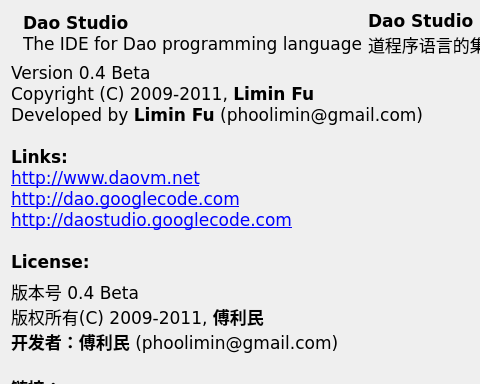
First picture: the form in src/daoAbout.ui, repository daokoder/daostudio, before the edit; both pictures show x 0 to 480 and y 0 to 384 of the 633 by 625 pixel window.
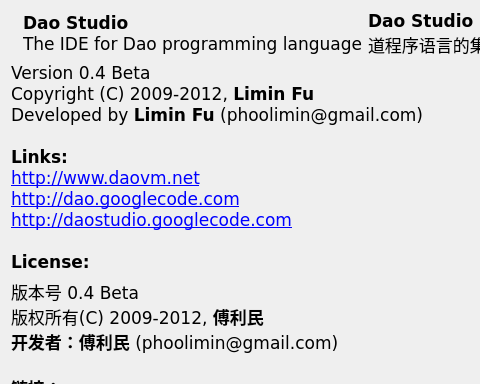
Second picture: the form after the edit. Icons and pictures are not drawn.

Patch:
```diff
--- a/src/daoAbout.ui
+++ b/src/daoAbout.ui
@@ -91,7 +91,7 @@
 p, li { white-space: pre-wrap; }
 &lt;/style&gt;&lt;/head&gt;&lt;body style=&quot; font-family:'Bitstream Vera Sans'; font-size:13pt; font-weight:400; font-style:normal;&quot;&gt;
 &lt;p style=&quot; margin-top:0px; margin-bottom:0px; margin-left:0px; margin-right:0px; -qt-block-indent:0; text-indent:0px;&quot;&gt;Version 0.4 Beta&lt;/p&gt;
-&lt;p style=&quot; margin-top:0px; margin-bottom:0px; margin-left:0px; margin-right:0px; -qt-block-indent:0; text-indent:0px;&quot;&gt;Copyright (C) 2009-2011, &lt;span style=&quot; font-weight:600;&quot;&gt;Limin Fu&lt;/span&gt;&lt;/p&gt;
+&lt;p style=&quot; margin-top:0px; margin-bottom:0px; margin-left:0px; margin-right:0px; -qt-block-indent:0; text-indent:0px;&quot;&gt;Copyright (C) 2009-2012, &lt;span style=&quot; font-weight:600;&quot;&gt;Limin Fu&lt;/span&gt;&lt;/p&gt;
 &lt;p style=&quot; margin-top:0px; margin-bottom:0px; margin-left:0px; margin-right:0px; -qt-block-indent:0; text-indent:0px;&quot;&gt;Developed by &lt;span style=&quot; font-weight:600;&quot;&gt;Limin Fu&lt;/span&gt; (phoolimin@gmail.com)&lt;/p&gt;
 &lt;p style=&quot;-qt-paragraph-type:empty; margin-top:0px; margin-bottom:0px; margin-left:0px; margin-right:0px; -qt-block-indent:0; text-indent:0px; font-weight:600;&quot;&gt;&lt;/p&gt;
 &lt;p style=&quot; margin-top:0px; margin-bottom:0px; margin-left:0px; margin-right:0px; -qt-block-indent:0; text-indent:0px;&quot;&gt;&lt;span style=&quot; font-weight:600;&quot;&gt;Links:&lt;/span&gt;&lt;/p&gt;
@@ -111,7 +111,7 @@
 p, li { white-space: pre-wrap; }
 &lt;/style&gt;&lt;/head&gt;&lt;body style=&quot; font-family:'Lucida Grande'; font-size:13pt; font-weight:400; font-style:normal;&quot;&gt;
 &lt;p style=&quot; margin-top:0px; margin-bottom:0px; margin-left:0px; margin-right:0px; -qt-block-indent:0; text-indent:0px;&quot;&gt;&lt;span style=&quot; font-family:'Bitstream Vera Sans';&quot;&gt;版本号 0.4 Beta&lt;/span&gt;&lt;/p&gt;
-&lt;p style=&quot; margin-top:0px; margin-bottom:0px; margin-left:0px; margin-right:0px; -qt-block-indent:0; text-indent:0px;&quot;&gt;&lt;span style=&quot; font-family:'Bitstream Vera Sans';&quot;&gt;版权所有(C) 2009-2011, &lt;/span&gt;&lt;span style=&quot; font-family:'Bitstream Vera Sans'; font-weight:600;&quot;&gt;傅利民&lt;/span&gt;&lt;/p&gt;
+&lt;p style=&quot; margin-top:0px; margin-bottom:0px; margin-left:0px; margin-right:0px; -qt-block-indent:0; text-indent:0px;&quot;&gt;&lt;span style=&quot; font-family:'Bitstream Vera Sans';&quot;&gt;版权所有(C) 2009-2012, &lt;/span&gt;&lt;span style=&quot; font-family:'Bitstream Vera Sans'; font-weight:600;&quot;&gt;傅利民&lt;/span&gt;&lt;/p&gt;
 &lt;p style=&quot; margin-top:0px; margin-bottom:0px; margin-left:0px; margin-right:0px; -qt-block-indent:0; text-indent:0px;&quot;&gt;&lt;span style=&quot; font-family:'Bitstream Vera Sans'; font-weight:600;&quot;&gt;开发者：傅利民&lt;/span&gt;&lt;span style=&quot; font-family:'Bitstream Vera Sans';&quot;&gt; (phoolimin@gmail.com)&lt;/span&gt;&lt;/p&gt;
 &lt;p style=&quot;-qt-paragraph-type:empty; margin-top:0px; margin-bottom:0px; margin-left:0px; margin-right:0px; -qt-block-indent:0; text-indent:0px; font-family:'Bitstream Vera Sans'; font-weight:600;&quot;&gt;&lt;/p&gt;
 &lt;p style=&quot; margin-top:0px; margin-bottom:0px; margin-left:0px; margin-right:0px; -qt-block-indent:0; text-indent:0px;&quot;&gt;&lt;span style=&quot; font-family:'Bitstream Vera Sans'; font-weight:600;&quot;&gt;链接：&lt;/span&gt;&lt;/p&gt;
```
